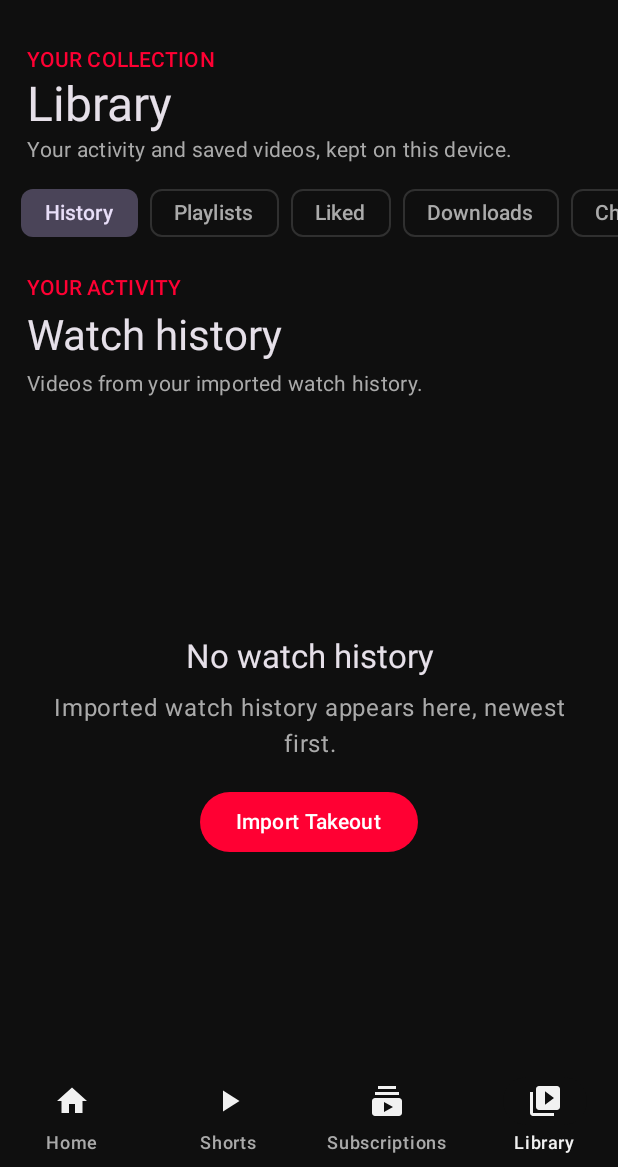
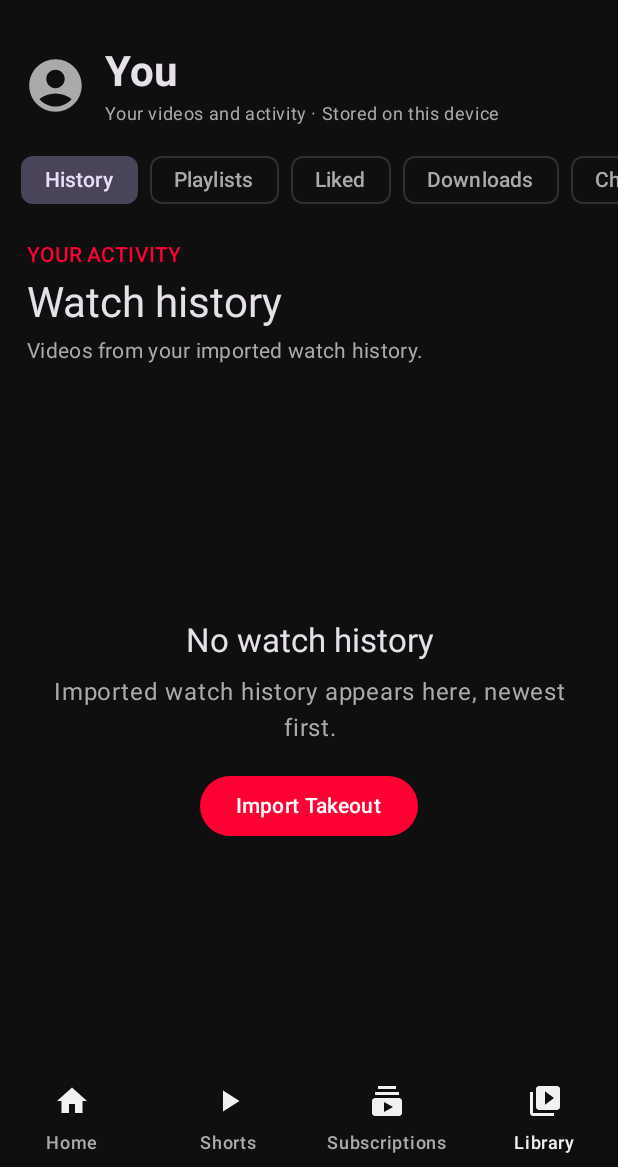
Before and after one commit to Shahisha1/FrameTube, an Android app built with Jetpack Compose: the LibraryScreen screen opened through its navigation route, on a phone screen of 412 x 824 dp, the part 69-1236 px from its top. Run offline under Robolectric (Android 15) with nearby library versions, the phone set to English and light mode, and no system bars; our stand-ins replace paging; libraries missing offline, so code that uses them is left out: org.schabi.newpipe; pictures from the network do not load; 5 statements that could not run were skipped.

Commit message:
Polish Library tab and immersive watch navigation

```diff
--- a/app/src/main/java/app/frame/video/ui/FrameApp.kt
+++ b/app/src/main/java/app/frame/video/ui/FrameApp.kt
@@ -110,6 +110,7 @@ fun FrameApp(
     val showNavigation = items.any { destination?.hierarchy?.any { d -> d.route == it.route } == true }
     val isShortsDestination = destination?.hierarchy?.any { it.route == Routes.SHORTS } == true
     val isSearchDestination = destination?.hierarchy?.any { it.route == Routes.SEARCH } == true
+    val isWatchDestination = destination?.hierarchy?.any { it.route == Routes.PLAYER || it.route == Routes.DETAILS || it.route == Routes.LOCAL_PLAYER } == true
     val openVideo = { id: String -> nav.navigate(Routes.player(id)) }
     val openImport = { nav.navigate(Routes.IMPORT) }
     val openSearch = { nav.navigate(Routes.SEARCH) }
@@ -117,7 +118,7 @@ fun FrameApp(
     Scaffold(
         containerColor = MaterialTheme.colorScheme.background,
         topBar = {
-            if (!isShortsDestination && !isSearchDestination) TopAppBar(
+            if (!isShortsDestination && !isSearchDestination && !isWatchDestination) TopAppBar(
                 title = {
                     Row(verticalAlignment = androidx.compose.ui.Alignment.CenterVertically) {
                         androidx.compose.foundation.layout.Box(
--- a/app/src/main/java/app/frame/video/ui/screens/LibraryScreen.kt
+++ b/app/src/main/java/app/frame/video/ui/screens/LibraryScreen.kt
@@ -19,6 +19,7 @@ import androidx.compose.foundation.rememberScrollState
 import androidx.compose.foundation.shape.RoundedCornerShape
 import androidx.compose.material.icons.Icons
 import androidx.compose.material.icons.filled.PlayArrow
+import androidx.compose.material.icons.filled.AccountCircle
 import androidx.compose.material.icons.filled.Refresh
 import androidx.compose.material3.Card
 import androidx.compose.material3.CircularProgressIndicator
@@ -61,10 +62,21 @@ fun LibraryScreen(
 ) {
     var section by remember { mutableStateOf(LibrarySection.HISTORY) }
     Column(Modifier.fillMaxSize()) {
-        Column(Modifier.fillMaxWidth().padding(start = 18.dp, end = 18.dp, top = 12.dp, bottom = 8.dp)) {
-            Text("YOUR COLLECTION", style = MaterialTheme.typography.labelLarge, color = MaterialTheme.colorScheme.primary)
-            Text("Library", style = MaterialTheme.typography.headlineLarge)
-            Text("Your activity and saved videos, kept on this device.", style = MaterialTheme.typography.bodyMedium, color = MaterialTheme.colorScheme.onSurfaceVariant)
+        Row(
+            Modifier.fillMaxWidth().padding(horizontal = 16.dp, vertical = 12.dp),
+            verticalAlignment = Alignment.CenterVertically,
+            horizontalArrangement = Arrangement.spacedBy(12.dp)
+        ) {
+            Icon(
+                Icons.Default.AccountCircle,
+                contentDescription = null,
+                modifier = Modifier.size(42.dp),
+                tint = MaterialTheme.colorScheme.onSurfaceVariant
+            )
+            Column(verticalArrangement = Arrangement.spacedBy(2.dp)) {
+                Text("You", style = MaterialTheme.typography.headlineMedium, fontWeight = androidx.compose.ui.text.font.FontWeight.Bold)
+                Text("Your videos and activity · Stored on this device", style = MaterialTheme.typography.bodySmall, color = MaterialTheme.colorScheme.onSurfaceVariant)
+            }
         }
         Row(
             Modifier.fillMaxWidth().horizontalScroll(rememberScrollState()).padding(horizontal = 14.dp),
```
